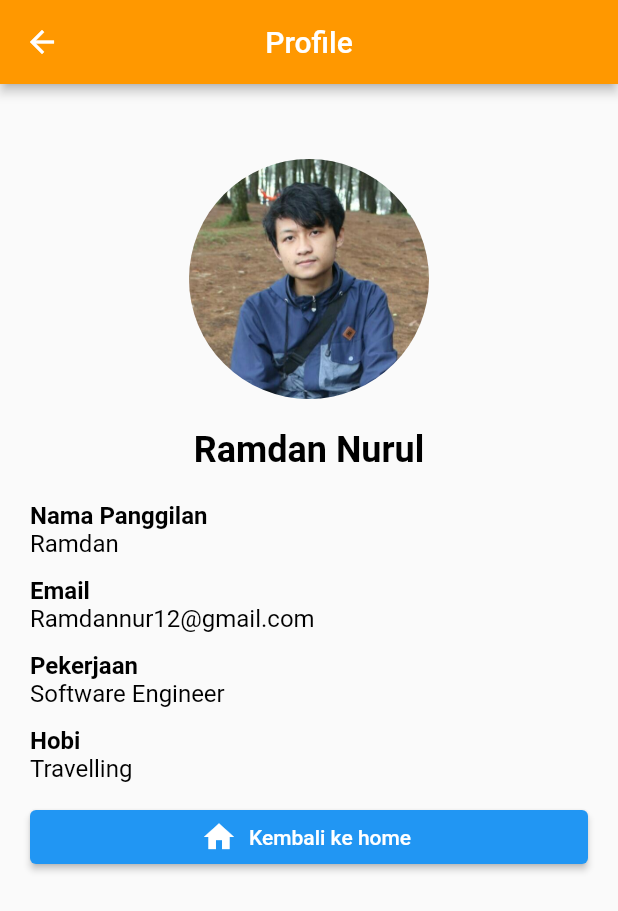
After one commit to ramdannur/mobile-apps-flutter-program, a Flutter app: the ProfileScreen screen opened by its route, on a phone screen of 412 x 824 dp. The commit adds this screen. Shown: the top 911 px of the screen. Run offline on Flutter 3.47's test engine with Material 2 defaults, Android fonts, the phone set to English and light mode, and no system bars.

Commit message:
Add profile page

```diff
--- a/news_app/lib/home/home_screen.dart
+++ b/news_app/lib/home/home_screen.dart
@@ -5,7 +5,7 @@ class HomeScreen extends StatelessWidget {
 
   @override
   Widget build(BuildContext context) {
-    final listPopMenu = {'Logout'};
+    final listPopMenu = {'Profile', 'Logout'};
     return Scaffold(
       appBar: AppBar(
         title: const Text("Home"),
@@ -62,6 +62,10 @@ class HomeScreen extends StatelessWidget {
         Navigator.of(context)
             .pushNamedAndRemoveUntil('login', (route) => false);
         break;
+
+      case 'Profile':
+        Navigator.of(context).pushNamed('profile');
+        break;
     }
   }
 }
--- a/news_app/lib/main.dart
+++ b/news_app/lib/main.dart
@@ -1,6 +1,7 @@
 import 'package:flutter/material.dart';
 import 'package:news_app/home/home_screen.dart';
 import 'package:news_app/login/login_screen.dart';
+import 'package:news_app/profile/profile_screen.dart';
 import 'package:news_app/splash/splash_screen.dart';
 
 void main() {
@@ -44,7 +45,8 @@ class MyApp extends StatelessWidget {
       routes: {
         'splash': (context) => const SplashScreen(),
         'login': (context) => const LoginScreen(),
-        'home': (context) => const HomeScreen()
+        'home': (context) => const HomeScreen(),
+        'profile': (context) => const ProfileScreen(),
       },
     );
   }
--- /dev/null
+++ b/news_app/lib/profile/profile_screen.dart
@@ -0,0 +1,122 @@
+import 'package:flutter/material.dart';
+
+class ProfileScreen extends StatelessWidget {
+  const ProfileScreen({Key? key}) : super(key: key);
+
+  @override
+  Widget build(BuildContext context) {
+    return Scaffold(
+      appBar: AppBar(
+        title: const Text("Profile"),
+      ),
+      body: Padding(
+        padding: const EdgeInsets.symmetric(horizontal: 20.0),
+        child: Column(
+          crossAxisAlignment: CrossAxisAlignment.start,
+          children: [
+            Center(
+              child: Padding(
+                padding: const EdgeInsets.only(top: 50, bottom: 20),
+                child: ClipRRect(
+                  borderRadius: BorderRadius.circular(180),
+                  child: Image.asset(
+                    "assets/img/img_profile.jpeg",
+                    width: 160,
+                    height: 160,
+                  ),
+                ),
+              ),
+            ),
+            Center(
+              child: Text("Ramdan Nurul",
+                  style: Theme.of(context).textTheme.headline5?.copyWith(
+                      color: Colors.black, fontWeight: FontWeight.bold)),
+            ),
+            const SizedBox(
+              height: 20,
+            ),
+            Column(
+              crossAxisAlignment: CrossAxisAlignment.start,
+              children: [
+                Text("Nama Panggilan",
+                    textAlign: TextAlign.left,
+                    style: Theme.of(context).textTheme.titleMedium?.copyWith(
+                        color: Colors.black, fontWeight: FontWeight.bold)),
+                Text("Ramdan",
+                    style: Theme.of(context)
+                        .textTheme
+                        .subtitle1
+                        ?.copyWith(color: Colors.black)),
+              ],
+            ),
+            const SizedBox(
+              height: 12,
+            ),
+            Column(
+              crossAxisAlignment: CrossAxisAlignment.start,
+              children: [
+                Text("Email",
+                    textAlign: TextAlign.left,
+                    style: Theme.of(context).textTheme.titleMedium?.copyWith(
+                        color: Colors.black, fontWeight: FontWeight.bold)),
+                Text("Ramdannur12@gmail.com",
+                    style: Theme.of(context)
+                        .textTheme
+                        .subtitle1
+                        ?.copyWith(color: Colors.black)),
+              ],
+            ),
+            const SizedBox(
+              height: 12,
+            ),
+            Column(
+              crossAxisAlignment: CrossAxisAlignment.start,
+              children: [
+                Text("Pekerjaan",
+                    textAlign: TextAlign.left,
+                    style: Theme.of(context).textTheme.titleMedium?.copyWith(
+                        color: Colors.black, fontWeight: FontWeight.bold)),
+                Text("Software Engineer",
+                    style: Theme.of(context)
+                        .textTheme
+                        .subtitle1
+                        ?.copyWith(color: Colors.black)),
+              ],
+            ),
+            const SizedBox(
+              height: 12,
+            ),
+            Column(
+              crossAxisAlignment: CrossAxisAlignment.start,
+              children: [
+                Text("Hobi",
+                    textAlign: TextAlign.left,
+                    style: Theme.of(context).textTheme.titleMedium?.copyWith(
+                        color: Colors.black, fontWeight: FontWeight.bold)),
+                Text("Travelling",
+                    style: Theme.of(context)
+                        .textTheme
+                        .subtitle1
+                        ?.copyWith(color: Colors.black)),
+              ],
+            ),
+            const SizedBox(
+              height: 12,
+            ),
+            SizedBox(
+              width: double.infinity,
+              child: ElevatedButton.icon(
+                  icon: const Icon(Icons.home),
+                  onPressed: () => redirectToHome(context),
+                  label: const Text("Kembali ke home")),
+            )
+          ],
+        ),
+      ),
+    );
+  }
+
+  void redirectToHome(context) {
+    Navigator.of(context).pop();
+  }
+}
```
Also changed, not shown: news_app/assets/img/img_profile.jpeg (added).
